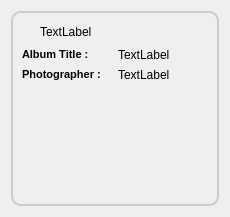
First picture: the form in retroshare-gui/src/gui/PhotoShare/AlbumItem.ui, repository RetroShare/RetroShare, before the edit.
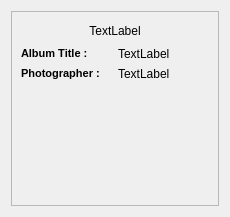
Second picture: the form after the edit.

What changed in the file:
```diff
--- a/retroshare-gui/src/gui/PhotoShare/AlbumItem.ui
+++ b/retroshare-gui/src/gui/PhotoShare/AlbumItem.ui
@@ -17,10 +17,7 @@
    <item>
     <widget class="QFrame" name="albumFrame">
      <property name="styleSheet">
-      <string notr="true">QFrame#albumFrame{border: 2px solid #CCCCCC;
-background: qlineargradient(x1: 0, y1: 0, x2: 0, y2: 1,
-                                     stop: 0 #EEEEEE, stop: 1 #CCCCCC);
-border-radius: 10px}</string>
+      <string notr="true"/>
      </property>
      <property name="frameShape">
       <enum>QFrame::StyledPanel</enum>
@@ -52,6 +49,9 @@
           <property name="text">
            <string>TextLabel</string>
           </property>
+          <property name="alignment">
+           <set>Qt::AlignCenter</set>
+          </property>
          </widget>
         </item>
         <item>
```
